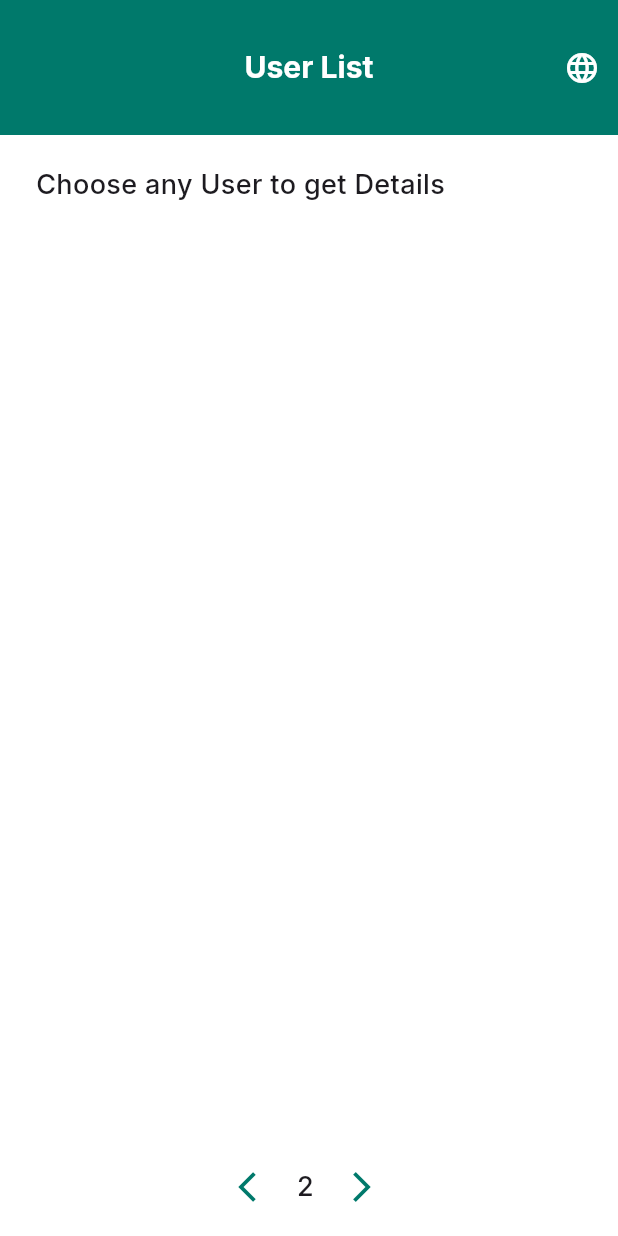
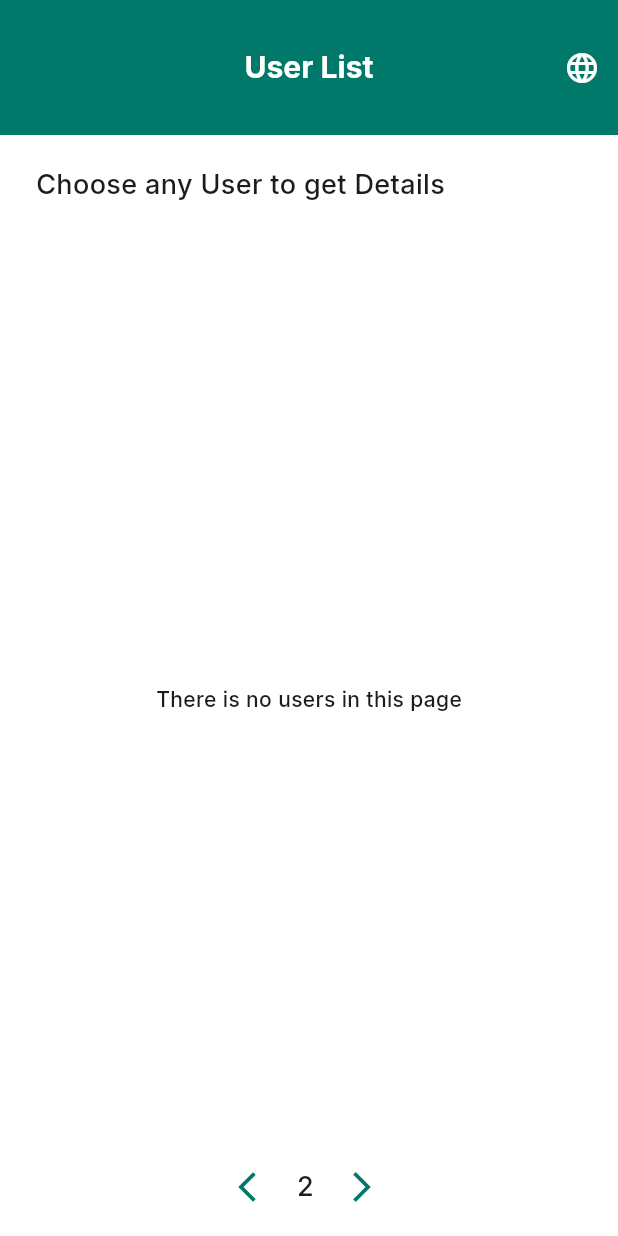
Before and after one commit to muhamedseoudii/perfection, a Flutter app: the screen it shows after launch, after a tap on the "arrow forward ios" icon, on a phone screen of 412 x 824 dp. Run offline on Flutter 3.47's test engine with Material 3 defaults, Android fonts, the phone set to English and light mode, and no system bars; our stand-ins replace dio, easy_localization, flutter_spinkit, google_fonts, pretty_dio_logger; network calls fail.

Commit message:
some fixes

```diff
--- a/assets/translations/ar.json
+++ b/assets/translations/ar.json
@@ -2,5 +2,6 @@
   "chooseUser": "اختر أي مستخدم للحصول على التفاصيل",
   "userList": "قائمة المستخدمين",
   "userDetails": "تفاصيل المستخدم",
-  "selectedUserDetails": "تفاصيل المستخدم المحدد"
+  "selectedUserDetails": "تفاصيل المستخدم المحدد",
+  "noUsers": "لا يوجد مستخدمين في هذه الصفحة"
 }
--- a/assets/translations/en.json
+++ b/assets/translations/en.json
@@ -2,6 +2,8 @@
   "chooseUser": "Choose any User to get Details",
   "userList": "User List",
   "userDetails": "User Details",
-  "selectedUserDetails": "Selected User Details"
+  "selectedUserDetails": "Selected User Details",
+  "noUsers": "There is no users in this page"
+
 
 }
--- a/lib/perfection/presentation/pages/home/view/user_list_view.dart
+++ b/lib/perfection/presentation/pages/home/view/user_list_view.dart
@@ -20,6 +20,7 @@
   final List<User> _users = [];
   int page = 1;
   bool isLoading = false;
+  bool hasData = true;
 
   @override
   void initState() {
@@ -38,9 +39,14 @@
       setState(() {
         _users.clear(); // Clear the list to show only the current page's users
         _users.addAll(users);
+        hasData = _users
+            .isNotEmpty; // Update hasData based on whether users are available
       });
     } catch (e) {
       print("Failed to fetch users: $e");
+      setState(() {
+        hasData = false;
+      });
     } finally {
       setState(() {
         isLoading = false;
@@ -68,7 +74,7 @@
   Widget build(BuildContext context) {
     return Scaffold(
       appBar: AppBar(
-        title:  Text('userList'.tr(), style: AppTextStyles.largeTitle20),
+        title: Text('userList'.tr(), style: AppTextStyles.largeTitle20),
         actions: [
           IconButton(
             onPressed: () {
@@ -115,17 +121,17 @@
             ),
             const SizedBox(height: 18),
             Expanded(
-              child: ListView.separated(
-                itemCount: _users.length + (isLoading ? 1 : 0),
-                itemBuilder: (context, index) {
-                  if (index == _users.length) {
-                    return Center(
+              child: isLoading
+                  ? Center(
                       child: SpinKitRotatingCircle(
                         color: ColorManager.primary,
                         size: 50.0,
                       ),
-                    );
-                  }
+                    )
+                  : hasData
+                      ? ListView.separated(
+                          itemCount: _users.length,
+                          itemBuilder: (context, index) {
                             final user = _users[index];
                             return Container(
                               width: double.infinity,
@@ -153,6 +159,12 @@
                             );
                           },
                           separatorBuilder: (context, index) => const Divider(),
+                        )
+                      : Center(
+                          child: Text(
+                            'noUsers'.tr(),
+                            style: AppTextStyles.mediumTitle14,
+                          ),
                         ),
             ),
             Row(
```
Also changed, not shown: lib/perfection/presentation/pages/home/view/user_details_view.dart (+6 -4 lines), 1 other file. Lines whose indentation alone changed are shown as unchanged.
